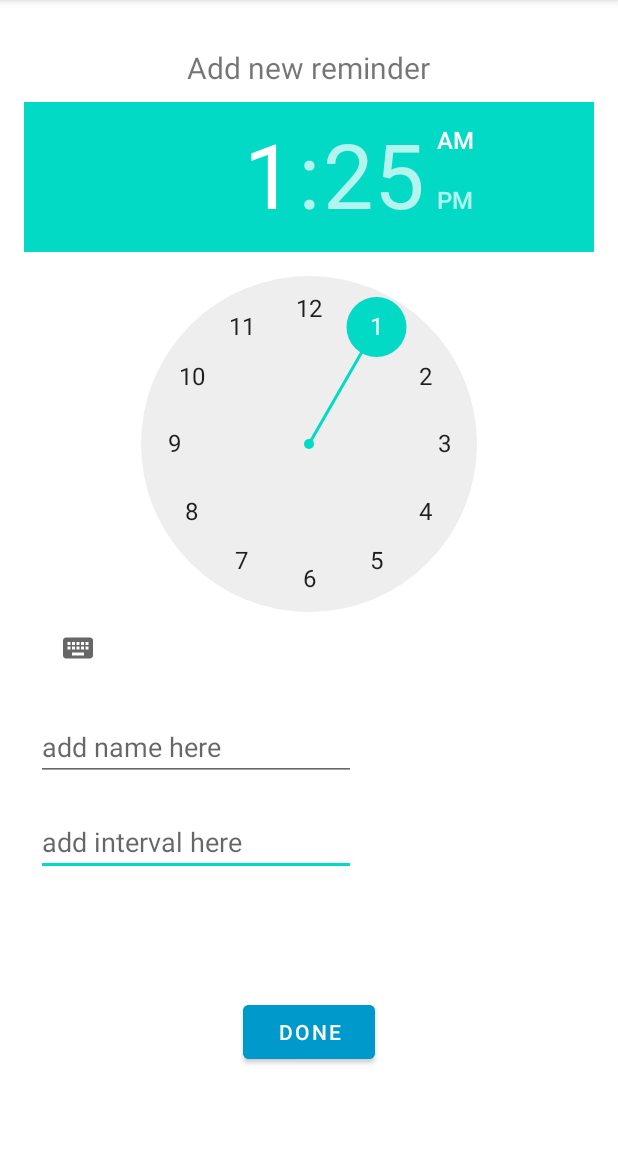
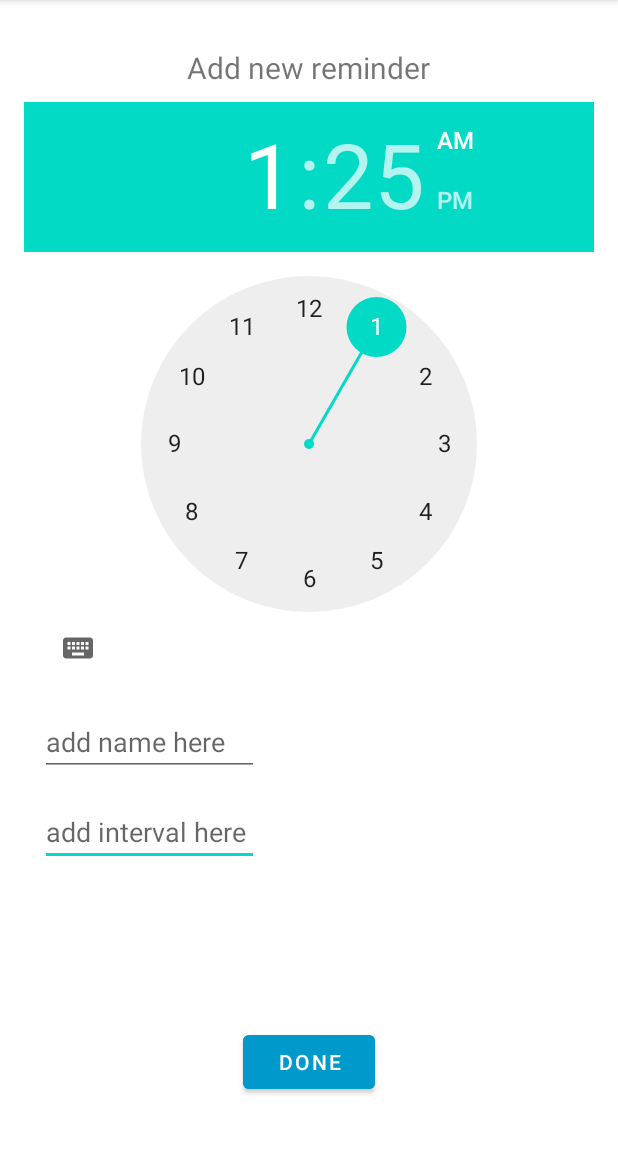
Before and after one commit to CMMarx/Friendominder, an Android app: the SetAlarmPageNew screen opened directly, with no data from a screen before it, on a phone screen of 412 x 824 dp, the part 84-1236 px from its top. Run offline under Robolectric (Android 15) with nearby library versions, the phone set to English and light mode, and no system bars; our stand-ins replace Firebase (no records; nobody signed in at launch, a user with empty details on screens opened directly); Roboto replaces fonts that are not available here.

Commit message:
fixes small bug with button

```diff
--- a/app/src/main/res/layout/set_alarm_page_2.xml
+++ b/app/src/main/res/layout/set_alarm_page_2.xml
@@ -24,18 +24,19 @@
         android:layout_width="wrap_content"
         android:layout_height="wrap_content"
         android:layout_gravity="bottom|center"
-        android:layout_margin="40dp"
+        android:layout_margin="20dp"
+        android:layout_marginTop="20dp"
         android:backgroundTint="@android:color/holo_blue_dark"
         android:text="@string/done" />
 
     <androidx.constraintlayout.widget.ConstraintLayout
         android:layout_width="match_parent"
-        android:layout_height="match_parent">
+        android:layout_height="wrap_content">
 
         <EditText
             android:id="@+id/eTinteravall"
-            android:layout_width="wrap_content"
-            android:layout_height="wrap_content"
+            android:layout_width="146dp"
+            android:layout_height="42dp"
             android:layout_marginTop="18dp"
             android:autofillHints="add interval"
             android:ems="10"
@@ -48,8 +49,8 @@
 
         <EditText
             android:id="@+id/eTreminderName"
-            android:layout_width="wrap_content"
-            android:layout_height="wrap_content"
+            android:layout_width="146dp"
+            android:layout_height="42dp"
             android:layout_marginTop="19dp"
             android:ems="10"
             android:hint="add name here"
```
